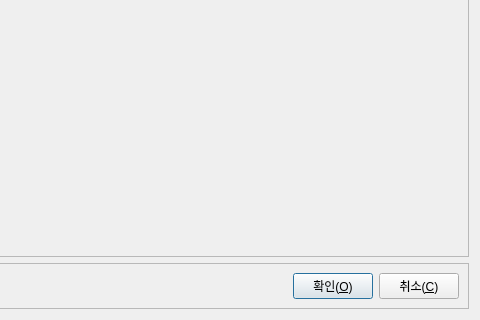
Old version of the form src/uis/dlgSettings.ui in the repository jgh0721/MultiRootEsbonIo; both pictures show x 343 to 823 and y 335 to 655 of the 823 by 655 pixel window.
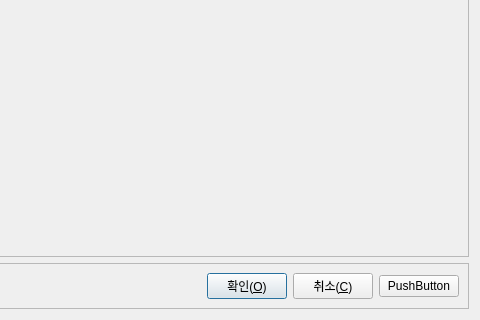
New version of the form.

Diff of the .ui file:
```diff
--- a/src/uis/dlgSettings.ui
+++ b/src/uis/dlgSettings.ui
@@ -78,6 +78,13 @@
         </property>
        </widget>
       </item>
+      <item>
+       <widget class="QPushButton" name="btnApply">
+        <property name="text">
+         <string>PushButton</string>
+        </property>
+       </widget>
+      </item>
      </layout>
     </widget>
    </item>
```
Left out of the diff: 8 changed lines with no effect on the pictures.
